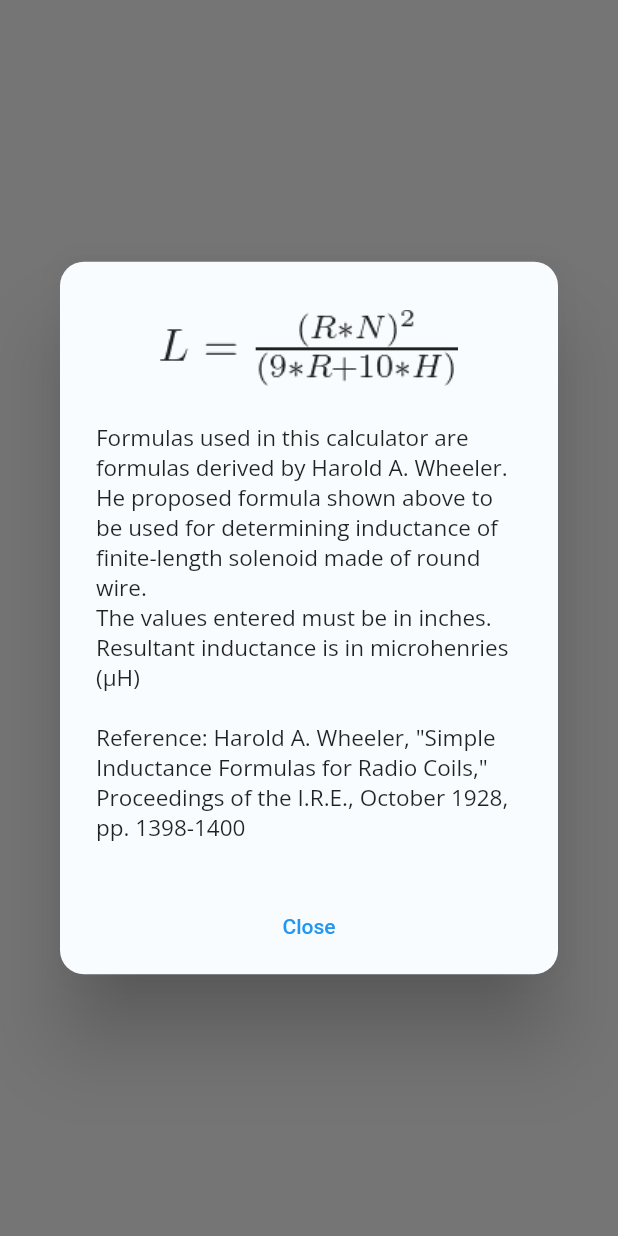
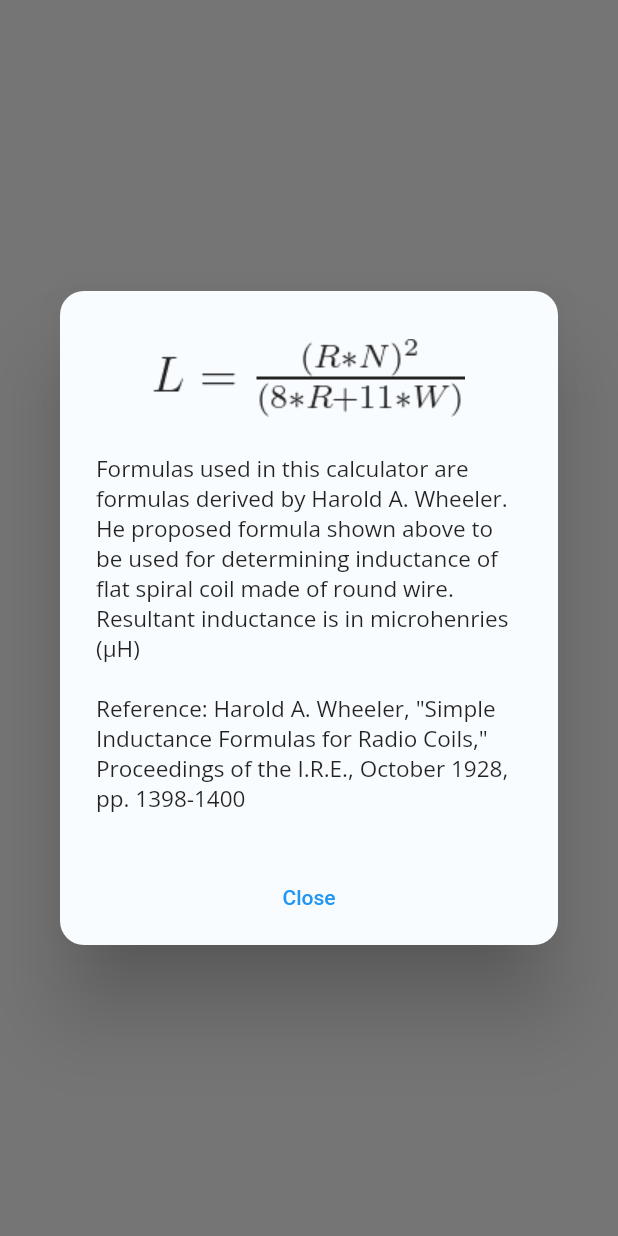
Before and after one commit to BojanDolic/Coiler, a Flutter app: what openFlatSpiralCoilInfoDialog() shows on an empty page, opened directly, on a phone screen of 412 x 824 dp. Run offline on Flutter 3.47's test engine with Material 2 defaults, Android fonts, the phone set to English and light mode, and no system bars; our stand-ins replace drift, floor; missing offline and left inert: drift_local_storage_inspector, storage_inspector; accounts and stored records are empty; generated files the repository leaves out were written again.

Commit message:
DEVELOP_1305_FLAT_PRIMARY
Add flat coil formula image
Text change in DialogUtil.dart for flat coil

```diff
--- a/lib/dialogs/DialogUtil.dart
+++ b/lib/dialogs/DialogUtil.dart
@@ -67,8 +67,9 @@ class DialogUtil {
                   height: 12,
                 ),
                 Image.asset(
-                  "assets/formulas/helical_coil_formula_200.png",
+                  "assets/formulas/flat_coil_inductance_formula.png",
                   color: theme.dialogTheme.contentTextStyle?.color,
+                  scale: 1,
                 ),
                 const SizedBox(
                   height: 24,
@@ -76,8 +77,7 @@ class DialogUtil {
                 Text(
                   "Formulas used in this calculator are formulas derived by Harold A. Wheeler.\n"
                   "He proposed formula shown above to be used for determining inductance "
-                  "of finite-length solenoid made of round wire."
-                  "\nThe values entered must be in inches."
+                  "of flat spiral coil made of round wire."
                   "\nResultant inductance is in microhenries (μH)"
                   "\n\nReference: Harold A. Wheeler, \"Simple Inductance Formulas for Radio Coils,\" Proceedings of the I.R.E., October 1928, pp. 1398-1400",
                   style: theme.dialogTheme.contentTextStyle,
```
Also changed, not shown: assets/formulas/flat_coil_inductance_formula.png (added).
